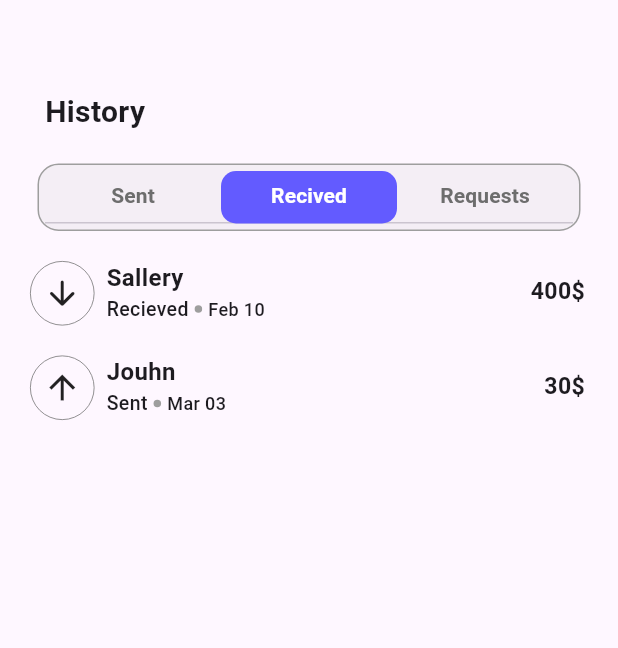
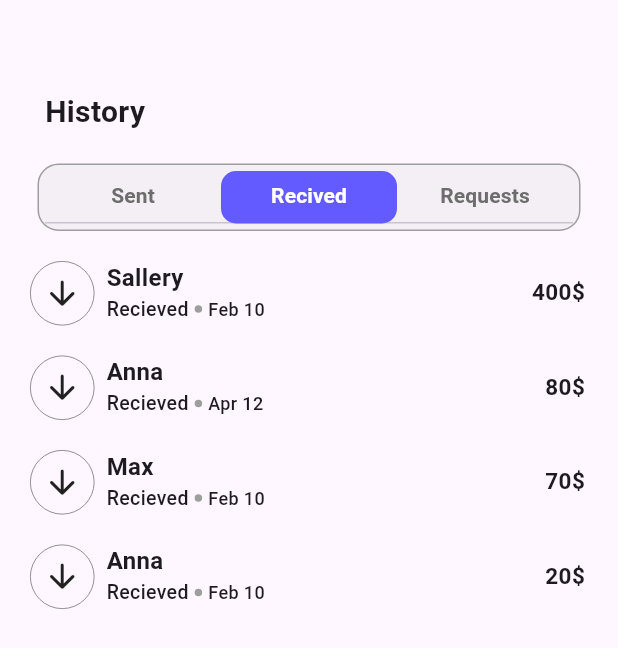
Before and after one commit to amir-hossein-rajaezadeh/flutter_bank, a Flutter app: the HistoryPage screen opened by its route, tab 2 chosen, on a phone screen of 412 x 824 dp. Shown: the top 648 px of the screen. Run offline on Flutter 3.47's test engine with Material 3 defaults, Android fonts, the light colour scheme and no system bars; our stand-ins replace animated_theme_switcher, bloc, equatable, flutter_bloc, flutter_screenutil, go_router.

Commit message:
Done Some changes

```diff
--- a/lib/screens/cards_page.dart
+++ b/lib/screens/cards_page.dart
@@ -16,6 +16,7 @@ class _CardsPageState extends State<CardsPage> with TickerProviderStateMixin {
 
   @override
   Widget build(BuildContext context) {
+    final deviceWidth = MediaQuery.of(context).size.width;
     return Scaffold(
       body: Column(
         mainAxisSize: MainAxisSize.min,
@@ -29,15 +30,15 @@ class _CardsPageState extends State<CardsPage> with TickerProviderStateMixin {
               alignment: Alignment.center,
               child: Container(
                 height: 200,
-                width: 400,
+                width: deviceWidth < 380 ? 300 : 400,
                 alignment: Alignment.topCenter,
-                margin: const EdgeInsets.only(top: 0, right: 0, left: 0),
                 child: CoolSwiper(
                   initAnimationOffset: 20,
                   children: List.generate(
                     getCardList().length,
                     (index) => CardContent(
                       cardItem: getCardList()[index],
+                      deviceWidth: deviceWidth,
                     ),
                   ),
                 ),
@@ -78,7 +79,6 @@ class _CardsPageState extends State<CardsPage> with TickerProviderStateMixin {
                       style: const TextStyle(
                         fontSize: 16,
                         fontWeight: FontWeight.w600,
-                        fontFamily: 'Inter ',
                       ),
                     ),
                     trailing: const Icon(
--- a/lib/screens/history_page.dart
+++ b/lib/screens/history_page.dart
@@ -1,11 +1,8 @@
-import 'package:flutter/cupertino.dart';
 import 'package:flutter/material.dart';
-import 'package:flutter/widgets.dart';
 import 'package:flutter_bank/widgets/custom_app_bar.dart';
-
+import 'package:flutter_bank/widgets/transaction_listview.dart';
 import '../model/models.dart';
 import '../utils/my_colors.dart';
-import '../widgets/transaction_item.dart';
 
 class HistoryPage extends StatefulWidget {
   const HistoryPage({super.key});
@@ -38,11 +35,11 @@ class _HistoryPageState extends State<HistoryPage>
 
   @override
   Widget build(BuildContext context) {
-    return DefaultTabController(
-      length: tabList.length,
-      initialIndex: 0,
-      child: Scaffold(
-        body: Column(
+    return Scaffold(
+      body: DefaultTabController(
+        length: tabList.length,
+        initialIndex: 0,
+        child: Column(
           children: [
             buildCustomAppBarWidget("History"),
             Container(
@@ -75,27 +72,16 @@ class _HistoryPageState extends State<HistoryPage>
               child: TabBarView(
                 controller: _tabController,
                 children: [
-                  ListView.builder(
-                    itemCount: getTransactionList().length,
-                    shrinkWrap: true,
-                    padding: const EdgeInsets.only(top: 0),
-                    scrollDirection: Axis.vertical,
-                    itemBuilder: (context, index) {
-                      final TransactionModel transactionItem =
-                          getTransactionList()[index];
-                      return buildTransactionItemWidget(transactionItem);
-                    },
+                  buildTransactionListView(
+                    getTransactionList()
+                        .where((element) => element.isSent)
+                        .toList(),
                   ),
-                  ListView.builder(
-                    itemCount: 2,
-                    shrinkWrap: true,
-                    padding: const EdgeInsets.only(top: 0),
-                    scrollDirection: Axis.vertical,
-                    itemBuilder: (context, index) {
-                      final TransactionModel transactionItem =
-                          getTransactionList()[index];
-                      return buildTransactionItemWidget(transactionItem);
-                    },
+                  buildTransactionListView(getTransactionList()
+                      .where((element) => !element.isSent)
+                      .toList()),
+                  buildTransactionListView(
+                    getTransactionList(),
                   ),
                 ],
               ),
--- a/lib/screens/main_page.dart
+++ b/lib/screens/main_page.dart
@@ -29,7 +29,7 @@ class _MainPageState extends State<MainPage>
       icon: Icon(CupertinoIcons.chart_bar_alt_fill, size: 26),
     ),
     const Tab(
-      icon: Icon(CupertinoIcons.person_circle_fill, size: 26),
+      icon: Icon(Icons.history, size: 26),
     )
   ];
 
@@ -71,7 +71,6 @@ class _MainPageState extends State<MainPage>
           ),
         ),
       ),
-
     );
   }
 }
--- a/lib/widgets/transaction_item.dart
+++ b/lib/widgets/transaction_item.dart
@@ -1,12 +1,9 @@
 import 'package:flutter/material.dart';
 import 'package:flutter_bank/model/models.dart';
-import 'package:flutter_screenutil/flutter_screenutil.dart';
-
 import '../utils/my_colors.dart';
 
-Widget buildTransactionItemWidget(TransactionModel transactionItem){
+Widget buildTransactionItemWidget(TransactionModel transactionItem) {
   return Container(
-    child: Container(
     margin: const EdgeInsets.only(top: 18, left: 20, right: 22),
     child: Row(
       mainAxisAlignment: MainAxisAlignment.spaceBetween,
@@ -17,8 +14,7 @@ Widget buildTransactionItemWidget(TransactionModel transactionItem){
               margin: const EdgeInsets.only(top: 2),
               decoration: BoxDecoration(
                 borderRadius: BorderRadius.circular(100),
-                            border:
-                                Border.all(color: MyColors.grey, width: 0.5),
+                border: Border.all(color: MyColors.grey, width: 0.5),
               ),
               child: Padding(
                 padding: const EdgeInsets.all(8.0),
@@ -49,12 +45,10 @@ Widget buildTransactionItemWidget(TransactionModel transactionItem){
                     Text(
                       transactionItem.isSent ? "Sent" : "Recieved",
                       style: const TextStyle(
-                                      fontSize: 13,
-                                      fontWeight: FontWeight.w500),
+                          fontSize: 13, fontWeight: FontWeight.w500),
                     ),
                     Container(
-                                  margin:
-                                      const EdgeInsets.symmetric(horizontal: 4),
+                      margin: const EdgeInsets.symmetric(horizontal: 4),
                       width: 5,
                       height: 5,
                       decoration: BoxDecoration(
@@ -64,8 +58,7 @@ Widget buildTransactionItemWidget(TransactionModel transactionItem){
                     Text(
                       transactionItem.date,
                       style: const TextStyle(
-                                      fontSize: 12,
-                                      fontWeight: FontWeight.w500),
+                          fontSize: 12, fontWeight: FontWeight.w500),
                     )
                   ],
                 )
@@ -75,11 +68,9 @@ Widget buildTransactionItemWidget(TransactionModel transactionItem){
         ),
         Text(
           "${transactionItem.price}\$",
-                      style: TextStyle(
-                          fontSize: 14.sp, fontWeight: FontWeight.w700),
+          style: const TextStyle(fontSize: 15, fontWeight: FontWeight.w700),
         )
       ],
     ),
-              ),
   );
 }
--- /dev/null
+++ b/lib/widgets/transaction_listview.dart
@@ -0,0 +1,16 @@
+import 'package:flutter/widgets.dart';
+import '../model/models.dart';
+import 'transaction_item.dart';
+
+ListView buildTransactionListView(List<TransactionModel> transactionList) {
+  return ListView.builder(
+    itemCount: transactionList.length,
+    shrinkWrap: true,
+    padding: const EdgeInsets.only(top: 0),
+    scrollDirection: Axis.vertical,
+    itemBuilder: (context, index) {
+      final TransactionModel transactionItem = transactionList[index];
+      return buildTransactionItemWidget(transactionItem);
+    },
+  );
+}
```
Also changed, not shown: lib/screens/home_page.dart (+9 -9 lines), lib/screens/payment_page.dart (+4 -5 lines), lib/widgets/card/card_content.dart (+8 -6 lines), 1 other file. Lines whose indentation alone changed are shown as unchanged.
